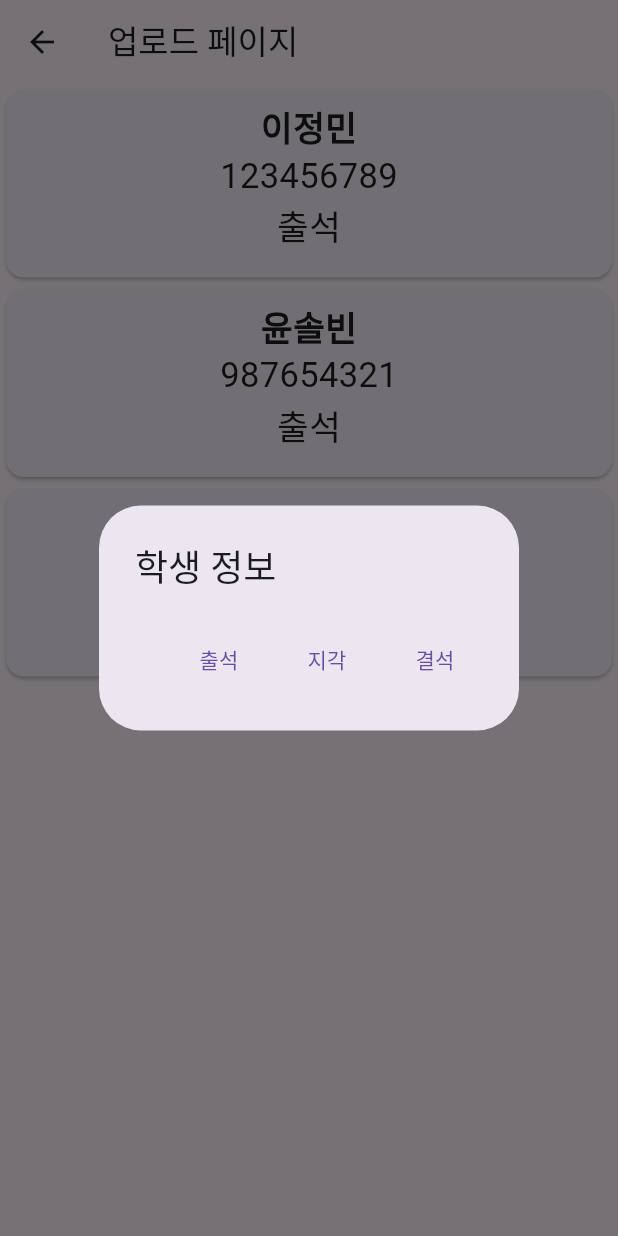
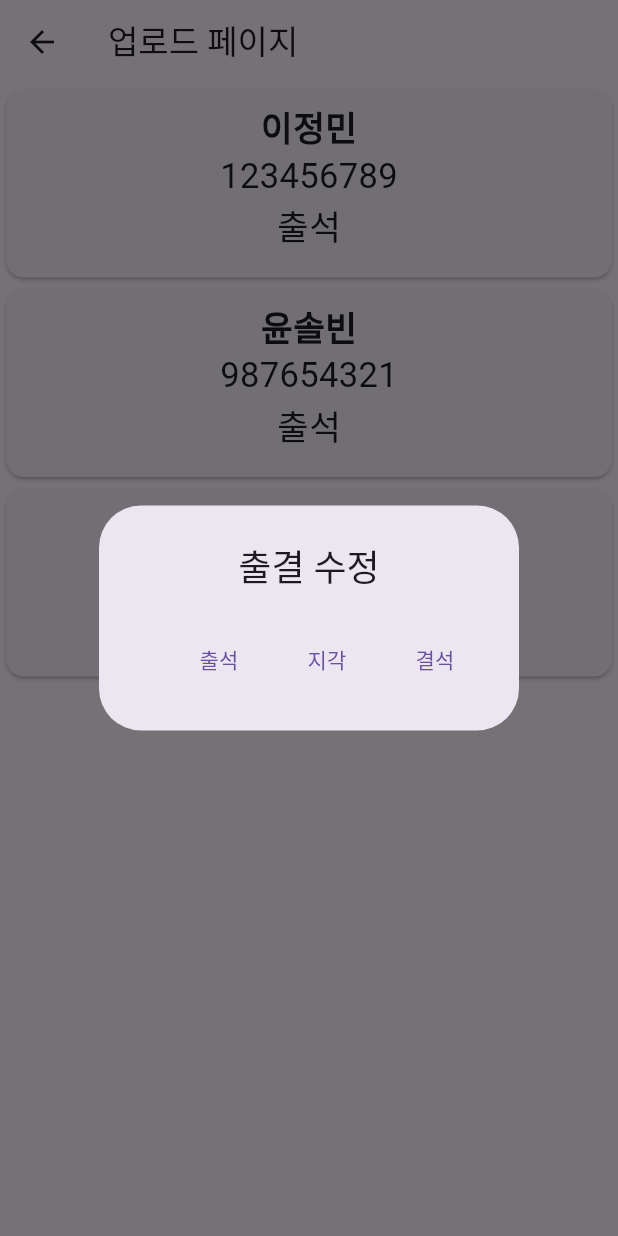
Before and after one commit to SUVID-18/check_attendance_professor, a Flutter app: the AttendanceManagementPage screen opened directly, after a tap on "이정민", on a phone screen of 412 x 824 dp. Run offline on Flutter 3.47's test engine with Material 2 defaults, Android fonts, the phone set to English and light mode, and no system bars; our stand-ins replace go_router.

Commit message:
#4 주석 처리 및 자잘한 코드 수정

```diff
--- a/lib/view/attendance_management.dart
+++ b/lib/view/attendance_management.dart
@@ -11,7 +11,7 @@ class AttendanceManagementPage extends StatefulWidget {
 }
 
 class _AttendanceManagementPageState extends State<AttendanceManagementPage> {
-  ///강의실 리스트
+  ///학생 리스트
   List<Map<String, dynamic>> _dataList = [
     {'name': '이정민', 'id': '123456789', 'attendance': '출석'},
     {'name': '윤솔빈', 'id': '987654321', 'attendance': '출석'},
@@ -31,14 +31,16 @@ class _AttendanceManagementPageState extends State<AttendanceManagementPage> {
 
         ///위젯을 인덱스 만큼 만들도록 함
         itemBuilder: (context, index) {
-          ///태그한 내용을 탭하여 업로드 할 수 있도록 하는 gesturedetector
-          ///alertDialog를 통해 강의실 번호를 입력 받아 확인시 업로드가 된다
+          ///학생별 출결 정보를 변경 할 수 있도록 하는 gesturedetector
+          ///alertDialog를 통해 각 상태별 버튼을 누르면 출결 정보가 변경 된다
           return GestureDetector(
             onTap: () {
               showDialog(
                   context: context,
-                  builder: (BuildContext context) =>
-                      AlertDialog(title: Text("학생 정보"), actions: <Widget>[
+                  builder: (BuildContext context) => AlertDialog(
+                          title: Text("출결 수정", textAlign: TextAlign.center),
+                          //출결 버튼
+                          actions: <Widget>[
                             TextButton(
                                 onPressed: () {
                                   setState(() {
@@ -65,7 +67,8 @@ class _AttendanceManagementPageState extends State<AttendanceManagementPage> {
                                 child: Text('결석')),
                           ]));
             },
-            //호수와 고유번호가 보임
+            //이름과 학번, 출결 정보가 보인다
+            //이정민식 디자인~
             child: Card(
               child: Padding(
                 padding: const EdgeInsets.all(8.0),
```
Lines whose indentation alone changed are shown as unchanged.
